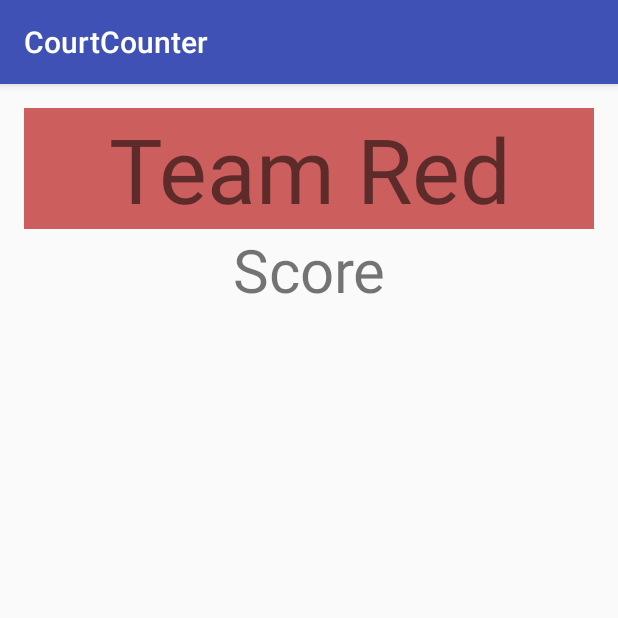
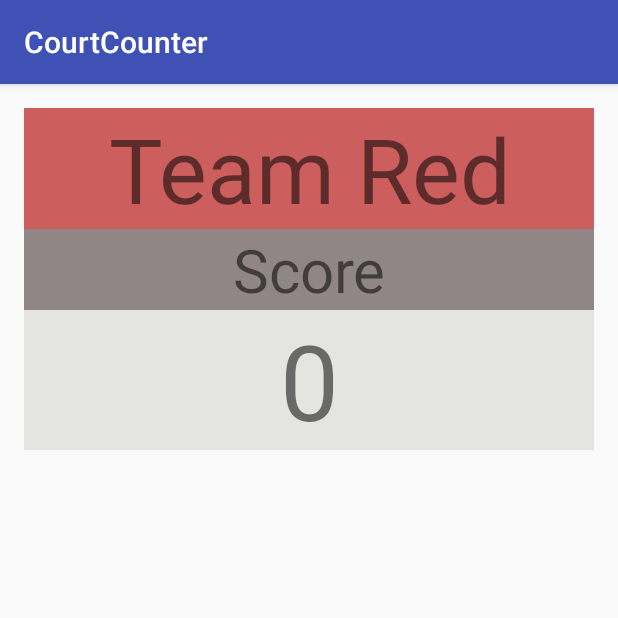
Before and after one commit to Jackson-McGlasson/CourtCounter, an Android app: the screen it shows after launch (MainActivity), on a phone screen of 412 x 824 dp, the top half of it. Run offline under Robolectric (Android 15) with nearby library versions, the phone set to English and light mode, and no system bars.

Commit message:
milestone 1

```diff
--- a/app/src/main/res/layout/activity_main.xml
+++ b/app/src/main/res/layout/activity_main.xml
@@ -16,6 +16,7 @@
         android:textAlignment="center"
         android:textSize="60sp"
         android:id="@+id/textView"
+        android:gravity="center"
         android:background="#cd5e5e"
         android:layout_alignParentTop="true"
         android:layout_alignParentRight="true"
@@ -27,6 +28,21 @@
         android:textAlignment="center"
         android:textSize="40sp"
         android:layout_below="@+id/textView"
+        android:gravity="center"
+        android:layout_alignParentRight="true"
+        android:layout_alignParentEnd="true"
+        android:background="#918686"
+        android:id="@+id/textView2" />
+    <TextView
+        android:layout_width="match_parent"
+        android:layout_height="wrap_content"
+        android:text="0"
+        android:textAlignment="center"
+        android:textSize="70sp"
+        android:background="#e4e4e1"
+        android:layout_below="@+id/textView2"
+        android:gravity="center"
         android:layout_alignParentRight="true"
         android:layout_alignParentEnd="true" />
+
 </RelativeLayout>
```
